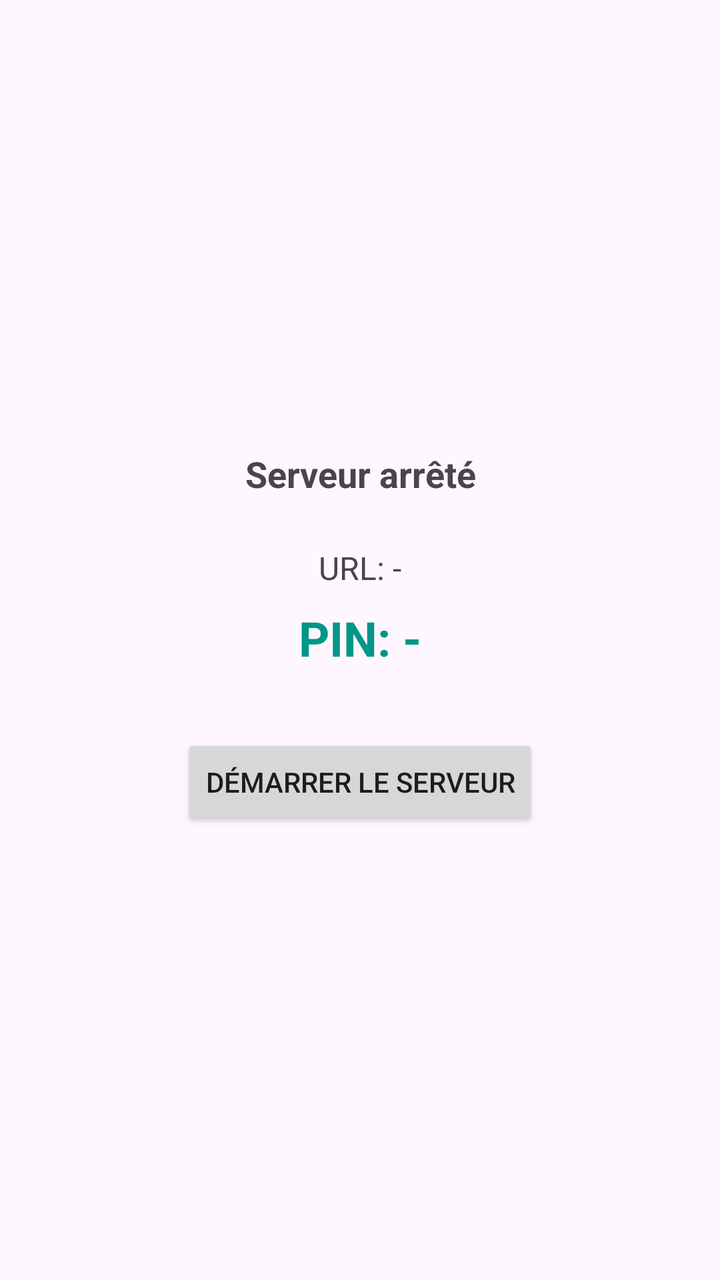
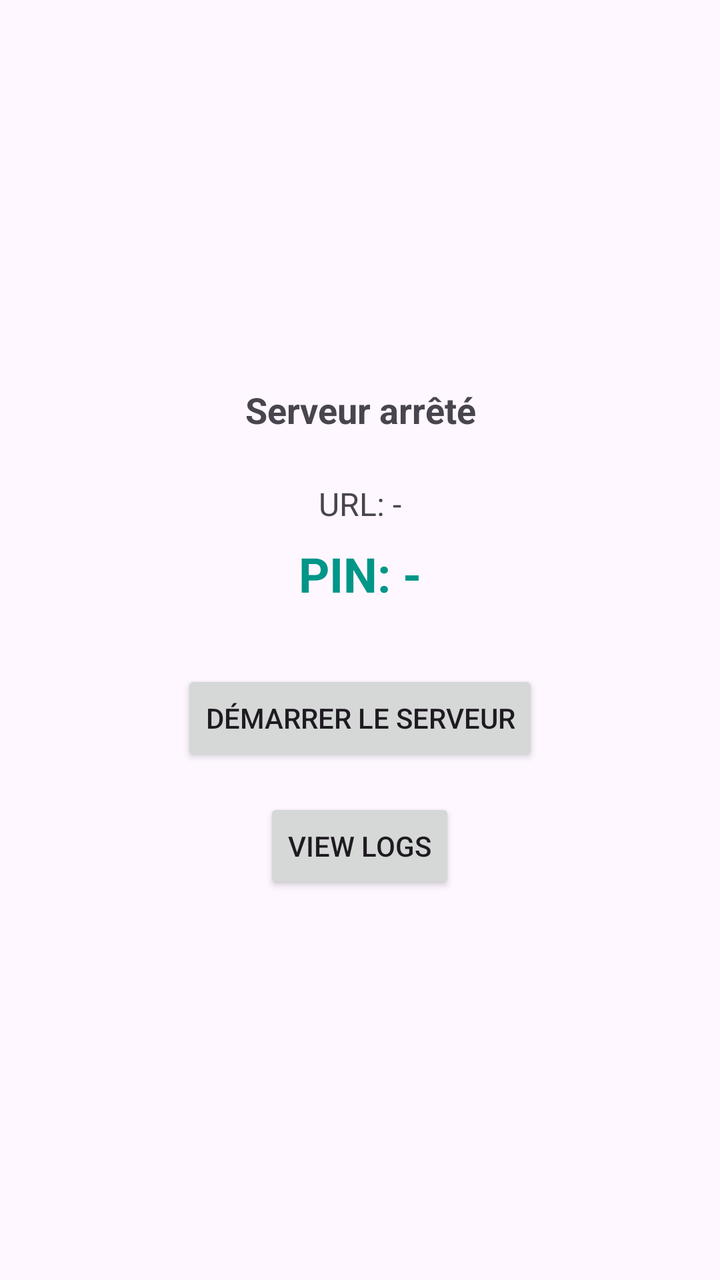

Screens rendered from an Android XML layout before and after an edit, with the pre-edit source and the edit as a unified diff.
<!-- AndroidManifest.xml: application theme Theme.AndroidRemoteControl -->
<!-- res/layout/activity_main.xml -->
<?xml version="1.0" encoding="utf-8"?>
<LinearLayout xmlns:android="http://schemas.android.com/apk/res/android"
    xmlns:app="http://schemas.android.com/apk/res-auto"
    xmlns:tools="http://schemas.android.com/tools"
    android:layout_width="match_parent"
    android:layout_height="match_parent"
    android:orientation="vertical"
    android:padding="16dp"
    android:gravity="center"
    tools:context=".ui.MainActivity">

    <TextView
        android:id="@+id/tvStatus"
        android:layout_width="wrap_content"
        android:layout_height="wrap_content"
        android:text="@string/server_stopped"
        android:textSize="18sp"
        android:textStyle="bold"
        android:layout_marginBottom="24dp"
        android:gravity="center"/>

    <TextView
        android:id="@+id/tvUrl"
        android:layout_width="wrap_content"
        android:layout_height="wrap_content"
        android:text="URL: -"
        android:textSize="16sp"
        android:layout_marginBottom="8dp"
        android:gravity="center"/>
        
    <TextView
        android:id="@+id/tvPin"
        android:layout_width="wrap_content"
        android:layout_height="wrap_content"
        android:text="PIN: -"
        android:textSize="24sp"
        android:textStyle="bold"
        android:textColor="#009688"
        android:layout_marginBottom="32dp"
        android:gravity="center"/>

    <Button
        android:id="@+id/btnToggleServer"
        android:layout_width="wrap_content"
        android:layout_height="wrap_content"
        android:text="@string/start_server" />

    <Button
        android:id="@+id/btnAccessibility"
        android:layout_width="wrap_content"
        android:layout_height="wrap_content"
        android:text="@string/grant_permission"
        android:layout_marginTop="16dp"
        android:visibility="gone"/>

</LinearLayout>
<!-- resources referenced by this layout -->
<resources>
  <string name="grant_permission">Accorder</string>
  <string name="server_stopped">Serveur arrêté</string>
  <string name="start_server">Démarrer le serveur</string>
  <style name="Theme.AndroidRemoteControl" parent="Base.Theme.AndroidRemoteControl" />
  <style name="Base.Theme.AndroidRemoteControl" parent="Theme.Material3.DayNight.NoActionBar">
          
          
      </style>
</resources>

<!-- the commit's change to res/layout/activity_main.xml (unified diff, before → after) -->
@@ -53,4 +53,11 @@
         android:layout_marginTop="16dp"
         android:visibility="gone"/>
 
+    <Button
+        android:id="@+id/btnLogs"
+        android:layout_width="wrap_content"
+        android:layout_height="wrap_content"
+        android:text="View Logs"
+        android:layout_marginTop="16dp" />
+
 </LinearLayout>
